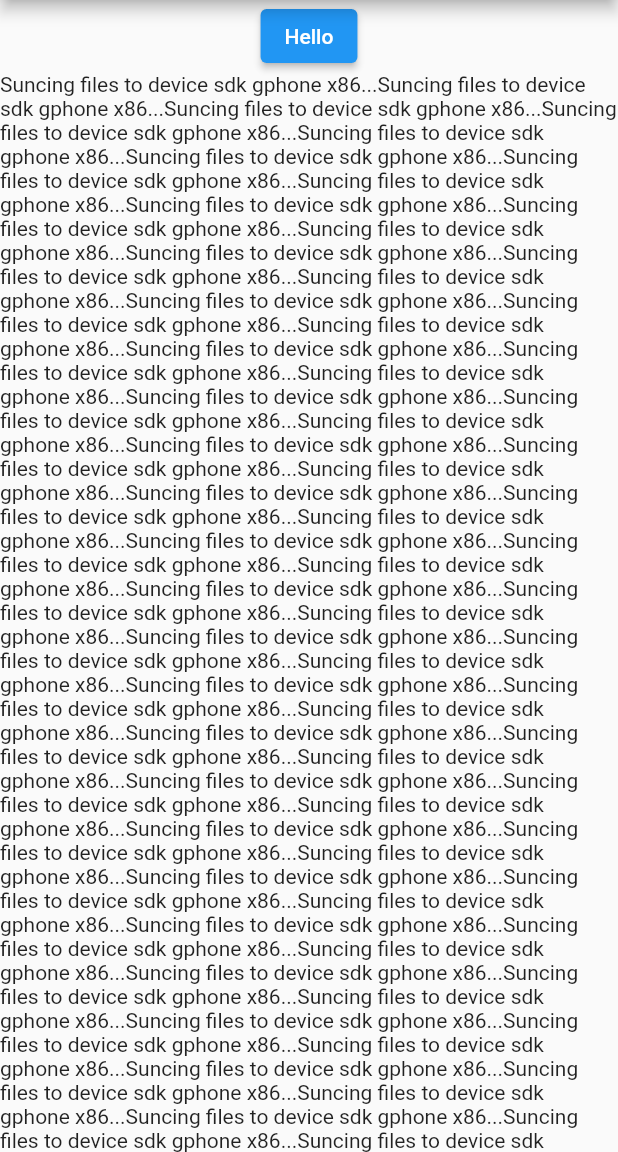
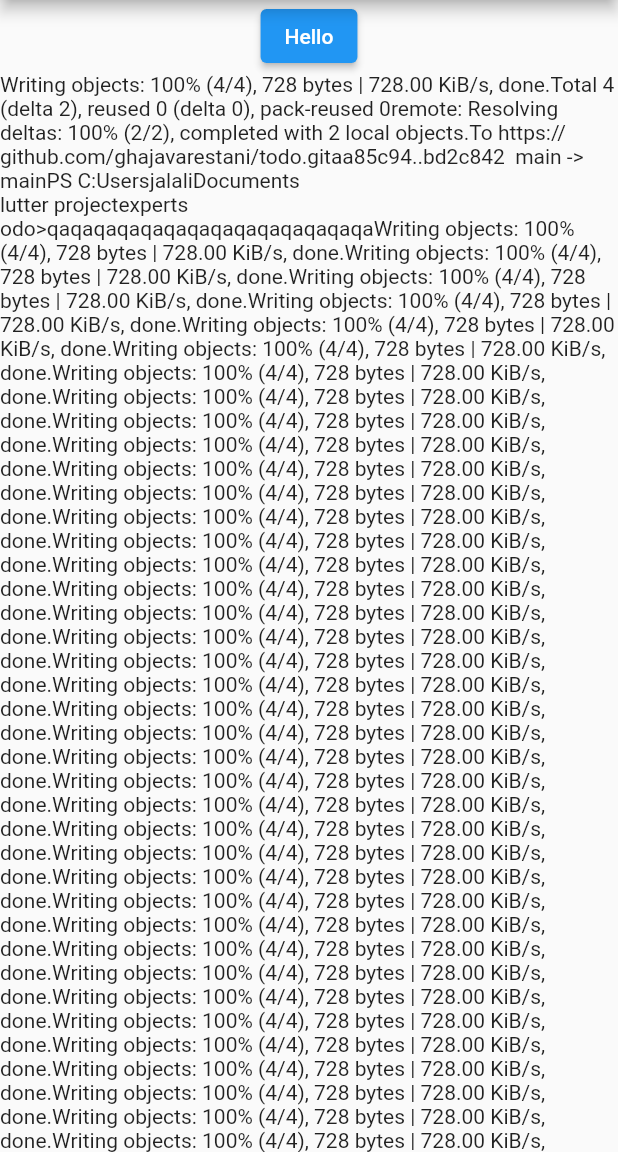
Before and after one commit to ghajavarestani/todo, a Flutter app: the screen it shows after launch, in the side drawer, after a tap on "About Us", on a phone screen of 412 x 824 dp, the part 84-1236 px from its top. Run offline on Flutter 3.47's test engine with Material 2 defaults, Android fonts, the phone set to English and light mode, and no system bars.

Commit message:
payane film 42th

```diff
--- a/lib/about_page.dart
+++ b/lib/about_page.dart
@@ -1,4 +1,5 @@
 import 'package:flutter/material.dart';
+
 class AboutPage extends StatelessWidget {
   const AboutPage({super.key});
 
@@ -13,109 +14,77 @@ class AboutPage extends StatelessWidget {
         child: Column(
           children: [
             ElevatedButton(onPressed: (){}, child: Text('Hello')),
-            Text(
-                'Suncing files to device sdk gphone x86...'
-                    'Suncing files to device sdk gphone x86...'
-                    'Suncing files to device sdk gphone x86...'
-                    'Suncing files to device sdk gphone x86...'
-                    'Suncing files to device sdk gphone x86...'
-                    'Suncing files to device sdk gphone x86...'
-                    'Suncing files to device sdk gphone x86...'
-                    'Suncing files to device sdk gphone x86...'
-                    'Suncing files to device sdk gphone x86...'
-                    'Suncing files to device sdk gphone x86...'
-                    'Suncing files to device sdk gphone x86...'
-                    'Suncing files to device sdk gphone x86...'
-                    'Suncing files to device sdk gphone x86...'
-                    'Suncing files to device sdk gphone x86...'
-                    'Suncing files to device sdk gphone x86...'
-                    'Suncing files to device sdk gphone x86...'
-                    'Suncing files to device sdk gphone x86...'
-                    'Suncing files to device sdk gphone x86...'
-                    'Suncing files to device sdk gphone x86...'
-                    'Suncing files to device sdk gphone x86...'
-                    'Suncing files to device sdk gphone x86...'
-                    'Suncing files to device sdk gphone x86...'
-                    'Suncing files to device sdk gphone x86...'
-                    'Suncing files to device sdk gphone x86...'
-                    'Suncing files to device sdk gphone x86...'
-                    'Suncing files to device sdk gphone x86...'
-                    'Suncing files to device sdk gphone x86...'
-                    'Suncing files to device sdk gphone x86...'
-                    'Suncing files to device sdk gphone x86...'
-                    'Suncing files to device sdk gphone x86...'
-                    'Suncing files to device sdk gphone x86...'
-                    'Suncing files to device sdk gphone x86...'
-                    'Suncing files to device sdk gphone x86...'
-                    'Suncing files to device sdk gphone x86...'
-                    'Suncing files to device sdk gphone x86...'
-                    'Suncing files to device sdk gphone x86...'
-                    'Suncing files to device sdk gphone x86...'
-                    'Suncing files to device sdk gphone x86...'
-                    'Suncing files to device sdk gphone x86...'
-                    'Suncing files to device sdk gphone x86...'
-                    'Suncing files to device sdk gphone x86...'
-                    'Suncing files to device sdk gphone x86...'
-                    'Suncing files to device sdk gphone x86...'
-                    'Suncing files to device sdk gphone x86...'
-                    'Suncing files to device sdk gphone x86...'
-                    'Suncing files to device sdk gphone x86...'
-                    'Suncing files to device sdk gphone x86...'
-                    'Suncing files to device sdk gphone x86...'
-                    'Suncing files to device sdk gphone x86...'
-                    'Suncing files to device sdk gphone x86...'
-                    'Suncing files to device sdk gphone x86...'
-                    'Suncing files to device sdk gphone x86...'
-                    'Suncing files to device sdk gphone x86...'
-                    'Suncing files to device sdk gphone x86...'
-                    'Suncing files to device sdk gphone x86...'
-                    'Suncing files to device sdk gphone x86...'
-                    'Suncing files to device sdk gphone x86...'
-                    'Suncing files to device sdk gphone x86...'
-                    'Suncing files to device sdk gphone x86...'
-                    'Suncing files to device sdk gphone x86...'
-                    'Suncing files to device sdk gphone x86...'
-                    'Suncing files to device sdk gphone x86...'
-                    'Suncing files to device sdk gphone x86...'
-                    'Suncing files to device sdk gphone x86...'
-                    'Suncing files to device sdk gphone x86...'
-                    'Suncing files to device sdk gphone x86...'
-                    'Suncing files to device sdk gphone x86...'
-                    'Suncing files to device sdk gphone x86...'
-                    'Suncing files to device sdk gphone x86...'
-                    'Suncing files to device sdk gphone x86...'
-                    'Suncing files to device sdk gphone x86...'
-                    'Suncing files to device sdk gphone x86...'
-                    'Suncing files to device sdk gphone x86...'
-                    'Suncing files to device sdk gphone x86...'
-                    'Suncing files to device sdk gphone x86...'
-                    'Suncing files to device sdk gphone x86...'
-                    'Suncing files to device sdk gphone x86...'
-                    'Suncing files to device sdk gphone x86...'
-                    'Suncing files to device sdk gphone x86...'
-                    'Suncing files to device sdk gphone x86...'
-                    'Suncing files to device sdk gphone x86...'
-                    'Suncing files to device sdk gphone x86...'
-                    'Suncing files to device sdk gphone x86...'
-                    'Suncing files to device sdk gphone x86...'
-                    'Suncing files to device sdk gphone x86...'
-                    'Suncing files to device sdk gphone x86...'
-                    'Suncing files to device sdk gphone x86...'
-                    'Suncing files to device sdk gphone x86...'
-                    'Suncing files to device sdk gphone x86...'
-                    'Suncing files to device sdk gphone x86...'
-                    'Suncing files to device sdk gphone x86...'
-                    'Suncing files to device sdk gphone x86...'
-                    'Suncing files to device sdk gphone x86...'
-                    'Suncing files to device sdk gphone x86...'
-                    'Suncing files to device sdk gphone x86...'
-                    'Suncing files to device sdk gphone x86...'
-                    'Suncing files to device sdk gphone x86...'
-                    'Suncing files to device sdk gphone x86...'
-                    'Suncing files to device sdk gphone x86...'),
+            Text('Writing objects: 100% (4/4), 728 bytes | 728.00 KiB/s, done.'
+                'Total 4 (delta 2), reused 0 (delta 0), pack-reused 0'
+                'remote: Resolving deltas: 100% (2/2), completed with 2 local objects.'
+                'To https://github.com/ghajavarestani/todo.git'
+                'aa85c94..bd2c842  main -> main'
+                'PS C:\Users\jalali\Documents\flutter project\experts\todo>'
+                'qaqaqaqaqaqaqaqaqaqaqaqaqaqa'
+                'Writing objects: 100% (4/4), 728 bytes | 728.00 KiB/s, done.'
+                'Writing objects: 100% (4/4), 728 bytes | 728.00 KiB/s, done.'
+                'Writing objects: 100% (4/4), 728 bytes | 728.00 KiB/s, done.'
+                'Writing objects: 100% (4/4), 728 bytes | 728.00 KiB/s, done.'
+                'Writing objects: 100% (4/4), 728 bytes | 728.00 KiB/s, done.'
+                'Writing objects: 100% (4/4), 728 bytes | 728.00 KiB/s, done.'
+                'Writing objects: 100% (4/4), 728 bytes | 728.00 KiB/s, done.'
+                'Writing objects: 100% (4/4), 728 bytes | 728.00 KiB/s, done.'
+                'Writing objects: 100% (4/4), 728 bytes | 728.00 KiB/s, done.'
+                'Writing objects: 100% (4/4), 728 bytes | 728.00 KiB/s, done.'
+                'Writing objects: 100% (4/4), 728 bytes | 728.00 KiB/s, done.'
+                'Writing objects: 100% (4/4), 728 bytes | 728.00 KiB/s, done.'
+                'Writing objects: 100% (4/4), 728 bytes | 728.00 KiB/s, done.'
+                'Writing objects: 100% (4/4), 728 bytes | 728.00 KiB/s, done.'
+                'Writing objects: 100% (4/4), 728 bytes | 728.00 KiB/s, done.'
+                'Writing objects: 100% (4/4), 728 bytes | 728.00 KiB/s, done.'
+                'Writing objects: 100% (4/4), 728 bytes | 728.00 KiB/s, done.'
+                'Writing objects: 100% (4/4), 728 bytes | 728.00 KiB/s, done.'
+                'Writing objects: 100% (4/4), 728 bytes | 728.00 KiB/s, done.'
+                'Writing objects: 100% (4/4), 728 bytes | 728.00 KiB/s, done.'
+                'Writing objects: 100% (4/4), 728 bytes | 728.00 KiB/s, done.'
+                'Writing objects: 100% (4/4), 728 bytes | 728.00 KiB/s, done.'
+                'Writing objects: 100% (4/4), 728 bytes | 728.00 KiB/s, done.'
+                'Writing objects: 100% (4/4), 728 bytes | 728.00 KiB/s, done.'
+                'Writing objects: 100% (4/4), 728 bytes | 728.00 KiB/s, done.'
+                'Writing objects: 100% (4/4), 728 bytes | 728.00 KiB/s, done.'
+                'Writing objects: 100% (4/4), 728 bytes | 728.00 KiB/s, done.'
+                'Writing objects: 100% (4/4), 728 bytes | 728.00 KiB/s, done.'
+                'Writing objects: 100% (4/4), 728 bytes | 728.00 KiB/s, done.'
+                'Writing objects: 100% (4/4), 728 bytes | 728.00 KiB/s, done.'
+                'Writing objects: 100% (4/4), 728 bytes | 728.00 KiB/s, done.'
+                'Writing objects: 100% (4/4), 728 bytes | 728.00 KiB/s, done.'
+                'Writing objects: 100% (4/4), 728 bytes | 728.00 KiB/s, done.'
+                'Writing objects: 100% (4/4), 728 bytes | 728.00 KiB/s, done.'
+                'Writing objects: 100% (4/4), 728 bytes | 728.00 KiB/s, done.'
+                'Writing objects: 100% (4/4), 728 bytes | 728.00 KiB/s, done.'
+                'Writing objects: 100% (4/4), 728 bytes | 728.00 KiB/s, done.'
+                'Writing objects: 100% (4/4), 728 bytes | 728.00 KiB/s, done.'
+                'Writing objects: 100% (4/4), 728 bytes | 728.00 KiB/s, done.'
+                'Writing objects: 100% (4/4), 728 bytes | 728.00 KiB/s, done.'
+                'Writing objects: 100% (4/4), 728 bytes | 728.00 KiB/s, done.'
+                'Writing objects: 100% (4/4), 728 bytes | 728.00 KiB/s, done.'
+                'Writing objects: 100% (4/4), 728 bytes | 728.00 KiB/s, done.'
+                'Writing objects: 100% (4/4), 728 bytes | 728.00 KiB/s, done.'
+                'Writing objects: 100% (4/4), 728 bytes | 728.00 KiB/s, done.'
+                'Writing objects: 100% (4/4), 728 bytes | 728.00 KiB/s, done.'
+                'Writing objects: 100% (4/4), 728 bytes | 728.00 KiB/s, done.'
+                'Writing objects: 100% (4/4), 728 bytes | 728.00 KiB/s, done.'
+                'Writing objects: 100% (4/4), 728 bytes | 728.00 KiB/s, done.'
+                'Writing objects: 100% (4/4), 728 bytes | 728.00 KiB/s, done.'
+                'Writing objects: 100% (4/4), 728 bytes | 728.00 KiB/s, done.'
+                'Writing objects: 100% (4/4), 728 bytes | 728.00 KiB/s, done.'
+                'Writing objects: 100% (4/4), 728 bytes | 728.00 KiB/s, done.'
+                'Writing objects: 100% (4/4), 728 bytes | 728.00 KiB/s, done.'
+                'Writing objects: 100% (4/4), 728 bytes | 728.00 KiB/s, done.'
+                'Writing objects: 100% (4/4), 728 bytes | 728.00 KiB/s, done.'
+                'Writing objects: 100% (4/4), 728 bytes | 728.00 KiB/s, done.'
+                'Writing objects: 100% (4/4), 728 bytes | 728.00 KiB/s, done.'
+                'Writing objects: 100% (4/4), 728 bytes | 728.00 KiB/s, done.'
+                'Writing objects: 100% (4/4), 728 bytes | 728.00 KiB/s, done.'
+                'Writing objects: 100% (4/4), 728 bytes | 728.00 KiB/s, done.'),
             ElevatedButton(onPressed: (){}, child: Text('Hello')),
           ],//payane film 42th
-        )
+        ),
       ),
     );
   }
```
Also changed, not shown: 1 other file.
